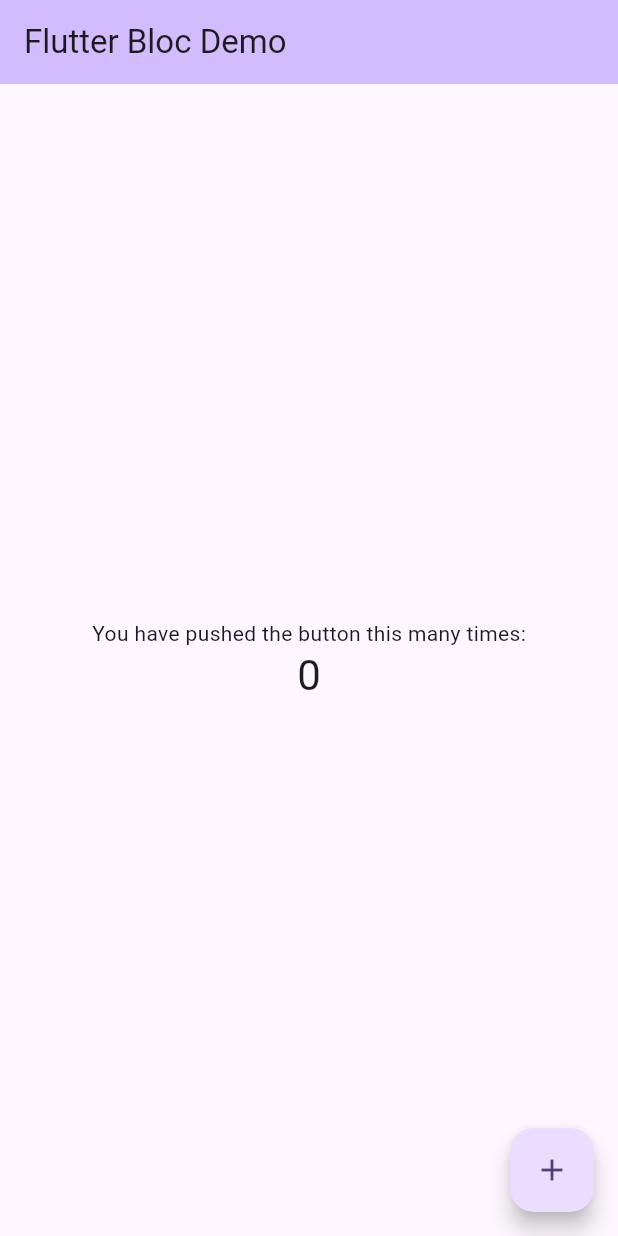
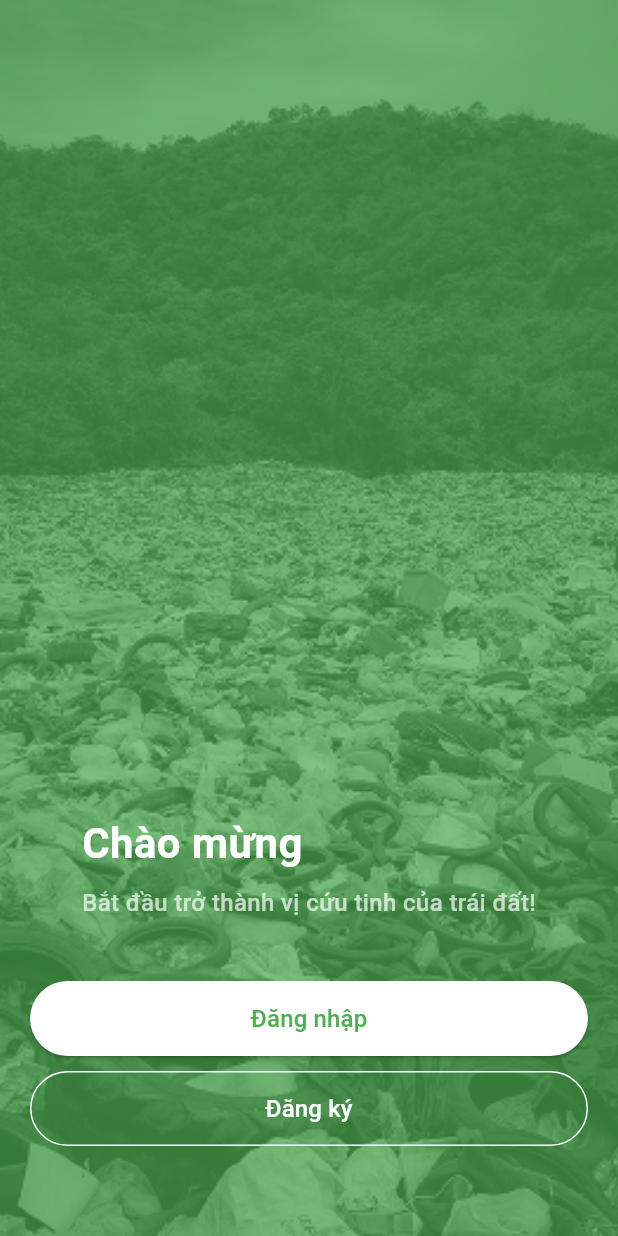
Before and after one commit to jkay-kmm/cleaning_trash, a Flutter app: the screen it shows after launch, on a phone screen of 412 x 824 dp. Run offline on Flutter 3.47's test engine with Material 3 defaults, Android fonts, the phone set to English and light mode, and no system bars; our stand-ins replace flutter_bloc, go_router, hydrated_bloc.

Commit message:
feat:create screen splash,welcome

```diff
--- a/lib/core/configs/assets/app_images.dart
+++ b/lib/core/configs/assets/app_images.dart
@@ -1,12 +1,12 @@
 class AppImages {
   static const String basePath = "assets/images/";
   static const String emails = "${basePath}emails.png";
-  static const String splash = "${basePath}splash.png";
+  static const String welcome = "${basePath}splash.png";
   static const String otp = "${basePath}enter_otp.png";
   static const String noResult = "${basePath}no_results.png";
   static const String pointSuccess = "${basePath}point_success.png";
   static const String resetPassword = "${basePath}reset_password.png";
   static const String waitingProcessing = "${basePath}waiting_processing.png";
   static const String waitingProcessing2 = "${basePath}waiting_processing2.png";
-
+  static const String logo = "${basePath}logo.png";
 }
--- a/lib/main.dart
+++ b/lib/main.dart
@@ -1,3 +1,5 @@
+import 'package:cleaning_trash/presentation/router.dart';
+import 'package:cleaning_trash/presentation/splash/splash.dart';
 import 'package:flutter/material.dart';
 import 'package:flutter_bloc/flutter_bloc.dart';
 import 'package:hydrated_bloc/hydrated_bloc.dart';
@@ -9,63 +11,14 @@ void main() {
   Bloc.observer = SimpleBlocObserver();
   runApp(const MyApp());
 }
-
 class MyApp extends StatelessWidget {
   const MyApp({super.key});
 
   @override
   Widget build(BuildContext context) {
-    return MaterialApp(
-      title: 'Flutter Demo with Bloc Observer',
-      theme: ThemeData(
-        colorScheme: ColorScheme.fromSeed(seedColor: Colors.deepPurple),
-      ),
-      home: const MyHomePage(title: 'Flutter Bloc Demo'),
+    return MaterialApp.router(
+      routerConfig: router,
+      debugShowCheckedModeBanner: false,
     );
   }
 }
-
-class MyHomePage extends StatefulWidget {
-  const MyHomePage({super.key, required this.title});
-  final String title;
-
-  @override
-  State<MyHomePage> createState() => _MyHomePageState();
-}
-
-class _MyHomePageState extends State<MyHomePage> {
-  int _counter = 0;
-
-  void _incrementCounter() {
-    setState(() {
-      _counter++;
-    });
-  }
-
-  @override
-  Widget build(BuildContext context) {
-    return Scaffold(
-      appBar: AppBar(
-        backgroundColor: Theme.of(context).colorScheme.inversePrimary,
-        title: Text(widget.title),
-      ),
-      body: Center(
-        child: Column(
-          mainAxisAlignment: MainAxisAlignment.center,
-          children: <Widget>[
-            const Text('You have pushed the button this many times:'),
-            Text(
-              '$_counter',
-              style: Theme.of(context).textTheme.headlineMedium,
-            ),
-          ],
-        ),
-      ),
-      floatingActionButton: FloatingActionButton(
-        onPressed: _incrementCounter,
-        tooltip: 'Increment',
-        child: const Icon(Icons.add),
-      ),
-    );
-  }
-}
--- a/lib/presentation/router.dart
+++ b/lib/presentation/router.dart
@@ -0,0 +1,17 @@
+import 'package:cleaning_trash/presentation/splash/splash.dart';
+import 'package:cleaning_trash/presentation/welcome/welcome.dart';
+import 'package:go_router/go_router.dart';
+
+final GoRouter router = GoRouter(
+  initialLocation: '/',
+  routes: [
+    GoRoute(
+      path: '/',
+      builder: (context, state) => const Splash(),
+    ),
+    GoRoute(
+      path: '/welcome',
+      builder: (context, state) => const Welcome(),
+    ),
+  ],
+);
--- /dev/null
+++ b/lib/presentation/welcome/welcome.dart
@@ -0,0 +1,110 @@
+import 'package:cleaning_trash/core/configs/assets/app_images.dart';
+import 'package:flutter/material.dart';
+
+
+class Welcome extends StatelessWidget {
+  const Welcome({super.key});
+
+  @override
+  Widget build(BuildContext context) {
+    return Scaffold(
+      body: Stack(
+        children: [
+          _buildBackground(),
+          _buildOverlay(),
+          _buildContent(context),
+        ],
+      ),
+    );
+  }
+
+  Widget _buildBackground() {
+    return SizedBox.expand(
+      child: Image.asset(
+      AppImages.welcome,
+        fit: BoxFit.cover,
+      ),
+    );
+  }
+
+  Widget _buildOverlay() {
+    return Container(
+      color: Colors.green.withOpacity(0.7), // Lớp phủ
+    );
+  }
+
+  Widget _buildContent(BuildContext context) {
+    return SafeArea(
+      child: Padding(
+        padding: const EdgeInsets.symmetric(horizontal: 20),
+        child: Column(
+          children: [
+            const Spacer(),
+            const Column(
+              crossAxisAlignment: CrossAxisAlignment.start,
+              children: [
+                Text(
+                  'Chào mừng',
+                  style: TextStyle(
+                    fontSize: 28,
+                    fontWeight: FontWeight.bold,
+                    color: Colors.white,
+                  ),
+                  textAlign: TextAlign.left,
+                ),
+                SizedBox(height: 8),
+                Text(
+                  'Bắt đầu trở thành vị cứu tinh của trái đất!',
+                  style: TextStyle(
+                    fontSize: 16,
+                    fontWeight: FontWeight.w500,
+                    color: Colors.white70,
+                    height: 1.5,
+                  ),
+                  textAlign: TextAlign.left,
+                ),
+              ],
+            ),
+            const SizedBox(height: 40),
+            Column(
+              children: [
+                ElevatedButton(
+                  style: ElevatedButton.styleFrom(
+                    backgroundColor: Colors.white,
+                    foregroundColor: Colors.green,
+                    minimumSize: const Size(double.infinity, 50),
+                    shape: RoundedRectangleBorder(
+                      borderRadius: BorderRadius.circular(25),
+                    ),
+                  ),
+                  onPressed: () {
+                    // TODO: Điều hướng tới màn đăng nhập
+                    // context.push('/login');
+                  },
+                  child: const Text('Đăng nhập', style: TextStyle(fontSize: 16)),
+                ),
+                const SizedBox(height: 10),
+                OutlinedButton(
+                  style: OutlinedButton.styleFrom(
+                    side: const BorderSide(color: Colors.white),
+                    foregroundColor: Colors.white,
+                    minimumSize: const Size(double.infinity, 50),
+                    shape: RoundedRectangleBorder(
+                      borderRadius: BorderRadius.circular(25),
+                    ),
+                  ),
+                  onPressed: () {
+                    // TODO: Điều hướng tới màn đăng ký
+                    // context.push('/register');
+                  },
+                  child: const Text('Đăng ký', style: TextStyle(fontSize: 16)),
+                ),
+                const SizedBox(height: 60),
+              ],
+            ),
+          ],
+        ),
+      ),
+    );
+  }
+}
--- a/pubspec.yaml
+++ b/pubspec.yaml
@@ -13,6 +13,7 @@ dependencies:
   cupertino_icons: ^1.0.8
   flutter_bloc: ^9.1.0
   hydrated_bloc: ^10.0.0
+  go_router: ^15.0.0
 
 dev_dependencies:
   flutter_test:
```
Also changed, not shown: lib/core/configs/theme/app_colors.dart (+5 -5 lines), lib/core/configs/theme/app_fonts.dart (added, +42 -0 lines), lib/presentation/splash/splash.dart (added, +75 -0 lines), assets/images/logo.png (added), pubspec.lock.
